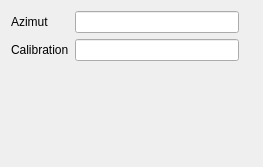
Old version of the form src/plugins/compass/qgscompasspluginguibase.ui in the repository qgis/QGIS.
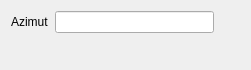
New version of the form.

Commit message: added calibration level support

What changed in the file:
```diff
--- a/src/plugins/compass/qgscompasspluginguibase.ui
+++ b/src/plugins/compass/qgscompasspluginguibase.ui
@@ -6,8 +6,8 @@
    <rect>
     <x>0</x>
     <y>0</y>
-    <width>263</width>
-    <height>167</height>
+    <width>251</width>
+    <height>70</height>
    </rect>
   </property>
   <property name="windowTitle">
@@ -17,39 +17,37 @@
    <item>
     <layout class="QHBoxLayout" name="horizontalLayout">
      <item>
-      <layout class="QFormLayout" name="formLayout">
-       <property name="fieldGrowthPolicy">
-        <enum>QFormLayout::AllNonFixedFieldsGrow</enum>
-       </property>
-       <item row="0" column="0">
         <widget class="QLabel" name="mCompassLabel">
          <property name="text">
           <string>Azimut</string>
          </property>
         </widget>
        </item>
-       <item row="0" column="1">
+     <item>
         <widget class="QLineEdit" name="mAzimutDisplay">
+       <property name="sizePolicy">
+        <sizepolicy hsizetype="Expanding" vsizetype="Fixed">
+         <horstretch>0</horstretch>
+         <verstretch>0</verstretch>
+        </sizepolicy>
+       </property>
          <property name="readOnly">
           <bool>true</bool>
          </property>
         </widget>
        </item>
-       <item row="1" column="0">
+     <item>
         <widget class="QLabel" name="mCalibrationLabel">
+       <property name="sizePolicy">
+        <sizepolicy hsizetype="Fixed" vsizetype="Fixed">
+         <horstretch>10</horstretch>
+         <verstretch>10</verstretch>
+        </sizepolicy>
+       </property>
          <property name="text">
-          <string>Calibration</string>
-         </property>
-        </widget>
-       </item>
-       <item row="1" column="1">
-        <widget class="QLineEdit" name="mCalibrationDisplay">
-         <property name="readOnly">
-          <bool>true</bool>
-         </property>
-        </widget>
-       </item>
-      </layout>
+        <string/>
+       </property>
+      </widget>
      </item>
      <item>
       <widget class="QLabel" name="arrowPixmapLabel">
```
Left out of the diff: 2 changed lines with no effect on the pictures. Lines whose indentation alone changed are shown as unchanged. The commit also changes 2 other files.
